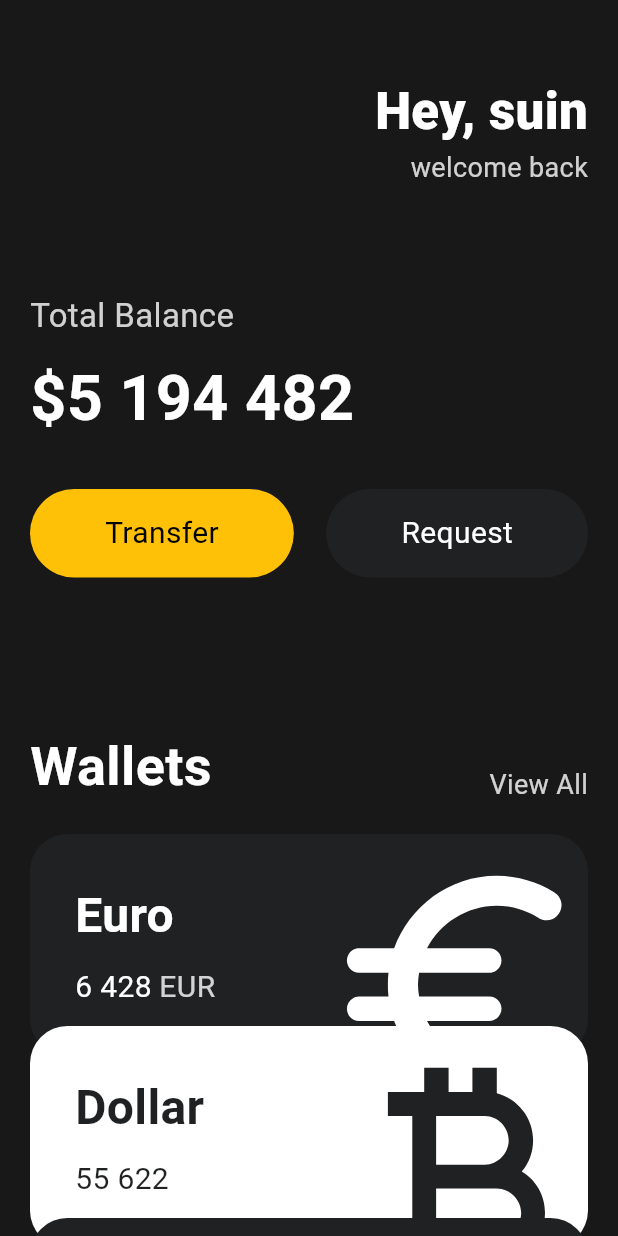
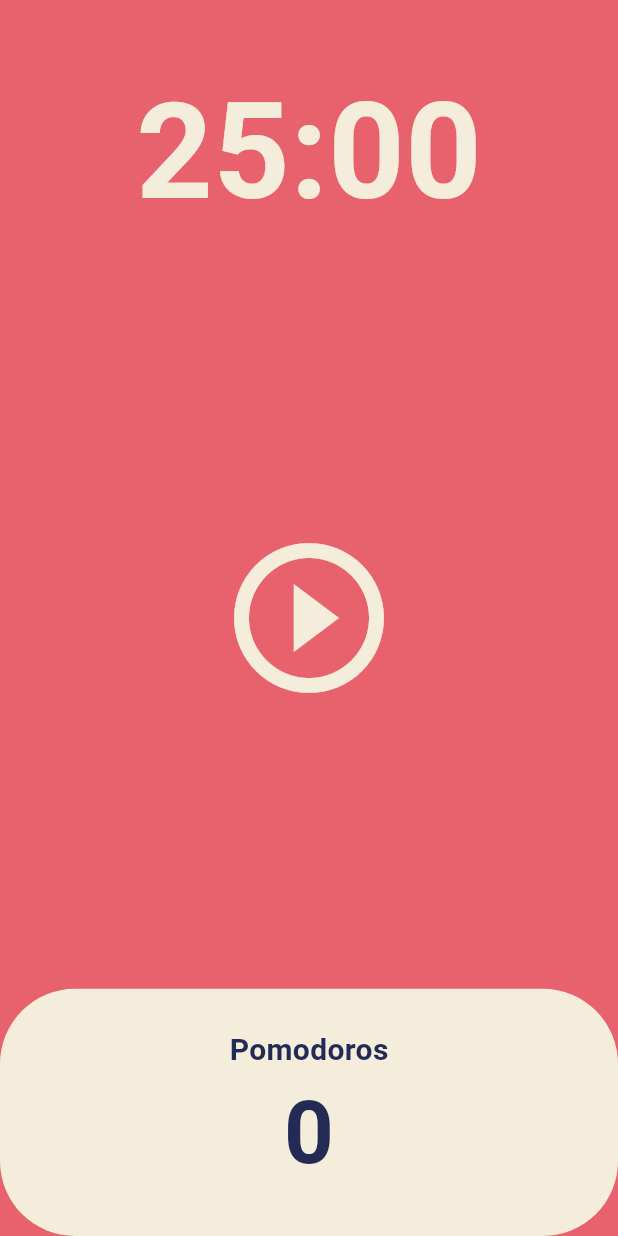
Before and after one commit to whl5105/toonflix, a Flutter app: the screen it shows after launch, on a phone screen of 412 x 824 dp. Run offline on Flutter 3.47's test engine with Material 3 defaults, Android fonts, the phone set to English and light mode, and no system bars.

Commit message:
feat: Pomodoro

```diff
--- a/lib/main.dart
+++ b/lib/main.dart
@@ -1,6 +1,6 @@
 import 'package:flutter/material.dart';
-import 'package:toonflix/widgets/button.dart';
-import 'package:toonflix/widgets/currency_card.dart';
+import 'package:toonflix/screens/home_screen.dart';
+export 'package:meta/meta.dart';
 
 void main() {
   runApp(const App());
@@ -12,138 +12,17 @@ class App extends StatelessWidget {
   @override
   Widget build(BuildContext context) {
     return MaterialApp(
-      home: Scaffold(
-        backgroundColor: const Color(0xFF181818),
-        body: SingleChildScrollView(
-          child: Padding(
-            padding: const EdgeInsets.symmetric(horizontal: 20),
-            child: Column(
-              crossAxisAlignment: CrossAxisAlignment.start,
-              children: [
-                const SizedBox(
-                  height: 50,
-                ),
-                Row(
-                  mainAxisAlignment: MainAxisAlignment.end,
-                  children: [
-                    Column(
-                      crossAxisAlignment: CrossAxisAlignment.end,
-                      children: [
-                        const Text(
-                          'Hey, suin',
-                          style: TextStyle(
-                            color: Colors.white,
-                            fontSize: 34,
-                            fontWeight: FontWeight.w800,
-                          ),
-                        ),
-                        Text(
-                          'welcome back',
-                          style: TextStyle(
-                            color: Colors.white.withOpacity(0.8),
-                            fontSize: 18,
-                          ),
-                        ),
-                      ],
-                    )
-                  ],
-                ),
-                const SizedBox(
-                  height: 70,
-                ),
-                Text(
-                  'Total Balance',
-                  style: TextStyle(
-                    fontSize: 22,
-                    color: Colors.white.withOpacity(0.8),
-                  ),
-                ),
-                const SizedBox(
-                  height: 10,
-                ),
-                const Text(
-                  '\$5 194 482',
-                  style: TextStyle(
-                    fontSize: 42,
-                    fontWeight: FontWeight.w600,
-                    color: Colors.white,
-                  ),
-                ),
-                const SizedBox(
-                  height: 30,
-                ),
-                const Row(
-                  mainAxisAlignment: MainAxisAlignment.spaceBetween,
-                  children: [
-                    Button(
-                        text: 'Transfer',
-                        bgColor: Colors.amber,
-                        textColor: Colors.black),
-                    Button(
-                        text: 'Request',
-                        bgColor: Color(0xFF1F2123),
-                        textColor: Colors.white),
-                  ],
-                ),
-                const SizedBox(
-                  height: 100,
-                ),
-                Row(
-                  crossAxisAlignment: CrossAxisAlignment.end,
-                  mainAxisAlignment: MainAxisAlignment.spaceBetween,
-                  children: [
-                    const Text(
-                      'Wallets',
-                      style: TextStyle(
-                        color: Colors.white,
-                        fontSize: 36,
-                        fontWeight: FontWeight.w600,
-                      ),
-                    ),
-                    Text(
-                      'View All',
-                      style: TextStyle(
-                        color: Colors.white.withOpacity(0.8),
-                        fontSize: 18,
-                      ),
-                    ),
-                  ],
-                ),
-                const SizedBox(
-                  height: 20,
-                ),
-                const CurrencyCard(
-                  name: 'Euro',
-                  code: 'EUR',
-                  amount: '6 428',
-                  icon: Icons.euro_rounded,
-                  isInverted: false,
-                ),
-                Transform.translate(
-                  offset: const Offset(0, -20),
-                  child: const CurrencyCard(
-                    name: 'Dollar',
-                    code: 'USD',
-                    amount: '55 622',
-                    icon: Icons.currency_bitcoin_outlined,
-                    isInverted: true,
-                  ),
-                ),
-                Transform.translate(
-                  offset: const Offset(0, -40),
-                  child: const CurrencyCard(
-                    name: 'Rupee',
-                    code: 'INR',
-                    amount: '28 981',
-                    icon: Icons.attach_money_outlined,
-                    isInverted: false,
-                  ),
-                ),
-              ],
+        theme: ThemeData(
+          colorScheme: ColorScheme.fromSwatch(
+            backgroundColor: const Color(0xFFE7626C),
+          ),
+          textTheme: const TextTheme(
+            displayLarge: TextStyle(
+              color: Color(0xFF232B55),
             ),
           ),
+          cardColor: const Color(0xFFF4EDDB),
         ),
-      ),
-    );
+        home: const HomeScreen());
   }
 }
--- /dev/null
+++ b/lib/screens/home_screen.dart
@@ -0,0 +1,130 @@
+import 'dart:async';
+import 'package:flutter/material.dart';
+
+class HomeScreen extends StatefulWidget {
+  const HomeScreen({super.key});
+
+  @override
+  State<HomeScreen> createState() => _HomeScreenState();
+}
+
+class _HomeScreenState extends State<HomeScreen> {
+  static const twentyFiveMinutes = 1500;
+  int totalSeconds = twentyFiveMinutes;
+  bool isRunning = false;
+  int totalPomodoros = 0;
+  late Timer timer;
+
+  void onTick(Timer timer) {
+    if (totalSeconds == 0) {
+      setState(() {
+        totalPomodoros = totalPomodoros + 1;
+        isRunning = false;
+        totalSeconds = twentyFiveMinutes;
+      });
+      timer.cancel();
+    } else {
+      setState(() {
+        totalSeconds = totalSeconds - 1;
+      });
+    }
+  }
+
+  void onStartPressed() {
+    timer = Timer.periodic(
+      const Duration(seconds: 1),
+      onTick,
+    );
+    setState(() {
+      isRunning = true;
+    });
+  }
+
+  void onPausePressed() {
+    timer.cancel();
+    setState(() {
+      isRunning = false;
+    });
+  }
+
+  String format(int seconds) {
+    var duration = Duration(seconds: seconds);
+    return duration.toString().split(".").first.substring(2, 7);
+  }
+
+  @override
+  Widget build(BuildContext context) {
+    return Scaffold(
+      backgroundColor: Theme.of(context).colorScheme.background,
+      body: Column(
+        children: [
+          Flexible(
+            flex: 1,
+            child: Container(
+              alignment: Alignment.bottomCenter,
+              child: Text(
+                format(totalSeconds),
+                style: TextStyle(
+                  color: Theme.of(context).cardColor,
+                  fontSize: 89,
+                  fontWeight: FontWeight.w600,
+                ),
+              ),
+            ),
+          ),
+          Flexible(
+            flex: 3,
+            child: Center(
+              child: IconButton(
+                iconSize: 120,
+                color: Theme.of(context).cardColor,
+                onPressed: isRunning ? onPausePressed : onStartPressed,
+                icon: Icon(isRunning
+                    ? Icons.pause_circle_outline
+                    : Icons.play_circle_outline),
+              ),
+            ),
+          ),
+          Flexible(
+            flex: 1,
+            child: Row(
+              children: [
+                Expanded(
+                  child: Container(
+                    decoration: BoxDecoration(
+                      color: Theme.of(context).cardColor,
+                      borderRadius: BorderRadius.circular(50),
+                    ),
+                    child: Column(
+                      mainAxisAlignment: MainAxisAlignment.center,
+                      children: [
+                        Text(
+                          'Pomodoros',
+                          style: TextStyle(
+                            fontSize: 20,
+                            fontWeight: FontWeight.w600,
+                            color:
+                                Theme.of(context).textTheme.displayLarge!.color,
+                          ),
+                        ),
+                        Text(
+                          '$totalPomodoros',
+                          style: TextStyle(
+                            fontSize: 58,
+                            fontWeight: FontWeight.w600,
+                            color:
+                                Theme.of(context).textTheme.displayLarge!.color,
+                          ),
+                        ),
+                      ],
+                    ),
+                  ),
+                ),
+              ],
+            ),
+          )
+        ],
+      ),
+    );
+  }
+}
--- a/lib/widgets/button.dart
+++ /dev/null
@@ -1,35 +0,0 @@
-import 'package:flutter/material.dart';
-
-class Button extends StatelessWidget {
-  final String text;
-  final Color bgColor;
-  final Color textColor;
-
-  const Button({
-    super.key,
-    required this.text,
-    required this.bgColor,
-    required this.textColor,
-  });
-
-  @override
-  Widget build(BuildContext context) {
-    return Container(
-      decoration: BoxDecoration(
-          color: bgColor, borderRadius: BorderRadius.circular(45)),
-      child: Padding(
-        padding: const EdgeInsets.symmetric(
-          vertical: 15,
-          horizontal: 50,
-        ),
-        child: Text(
-          text,
-          style: TextStyle(
-            color: textColor,
-            fontSize: 20,
-          ),
-        ),
-      ),
-    );
-  }
-}
--- a/lib/widgets/currency_card.dart
+++ /dev/null
@@ -1,84 +0,0 @@
-import 'package:flutter/material.dart';
-
-class CurrencyCard extends StatelessWidget {
-  final String name, code, amount;
-  final IconData icon;
-  final bool isInverted;
-
-  final _blackColor = const Color(0xFF1F2123);
-
-  const CurrencyCard({
-    super.key,
-    required this.name,
-    required this.code,
-    required this.amount,
-    required this.icon,
-    required this.isInverted,
-  });
-
-  @override
-  Widget build(BuildContext context) {
-    return Container(
-      clipBehavior: Clip.hardEdge,
-      decoration: BoxDecoration(
-        color: isInverted ? Colors.white : _blackColor,
-        borderRadius: BorderRadius.circular(25),
-      ),
-      child: Padding(
-        padding: const EdgeInsets.all(30),
-        child: Row(
-          mainAxisAlignment: MainAxisAlignment.spaceBetween,
-          children: [
-            Column(
-              crossAxisAlignment: CrossAxisAlignment.start,
-              children: [
-                Text(
-                  name,
-                  style: TextStyle(
-                      color: isInverted ? _blackColor : Colors.white,
-                      fontSize: 32,
-                      fontWeight: FontWeight.w600),
-                ),
-                const SizedBox(
-                  height: 10,
-                ),
-                Row(
-                  children: [
-                    Text(
-                      amount,
-                      style: TextStyle(
-                        color: isInverted ? _blackColor : Colors.white,
-                        fontSize: 20,
-                      ),
-                    ),
-                    const SizedBox(
-                      width: 5,
-                    ),
-                    Text(
-                      code,
-                      style: TextStyle(
-                        color: Colors.white.withOpacity(0.8),
-                        fontSize: 20,
-                      ),
-                    ),
-                  ],
-                )
-              ],
-            ),
-            Transform.scale(
-              scale: 2.2, //사이즈
-              child: Transform.translate(
-                offset: const Offset(-5, 12), //위치
-                child: Icon(
-                  icon,
-                  color: isInverted ? _blackColor : Colors.white,
-                  size: 88,
-                ),
-              ),
-            ),
-          ],
-        ),
-      ),
-    );
-  }
-}
```
